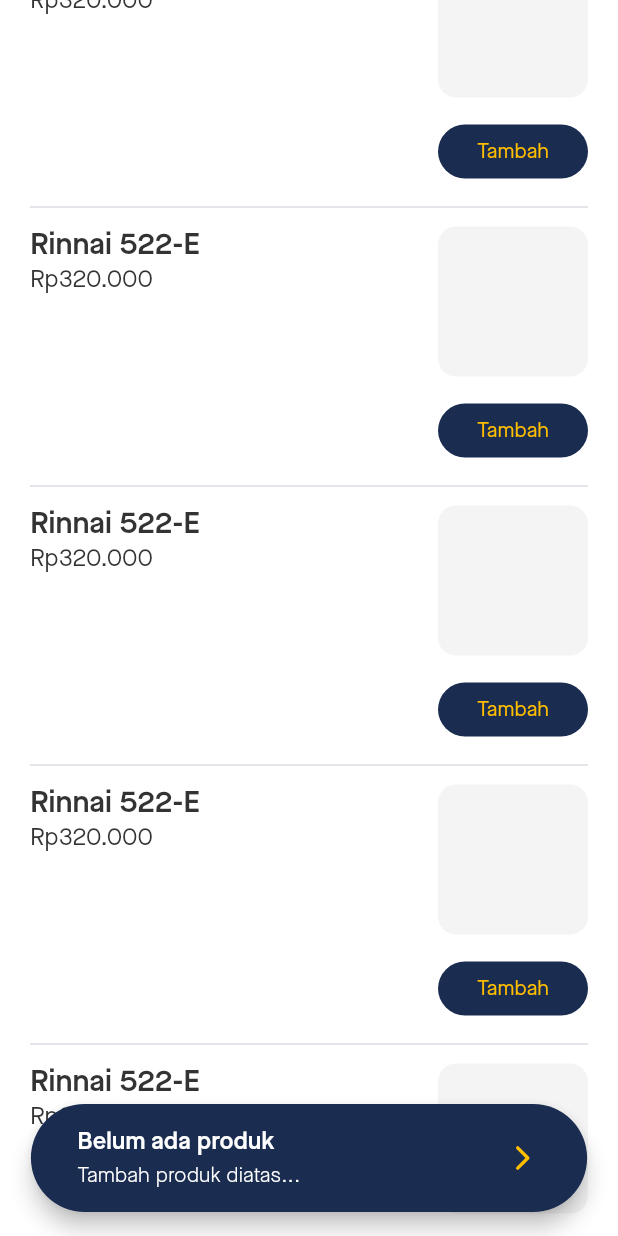
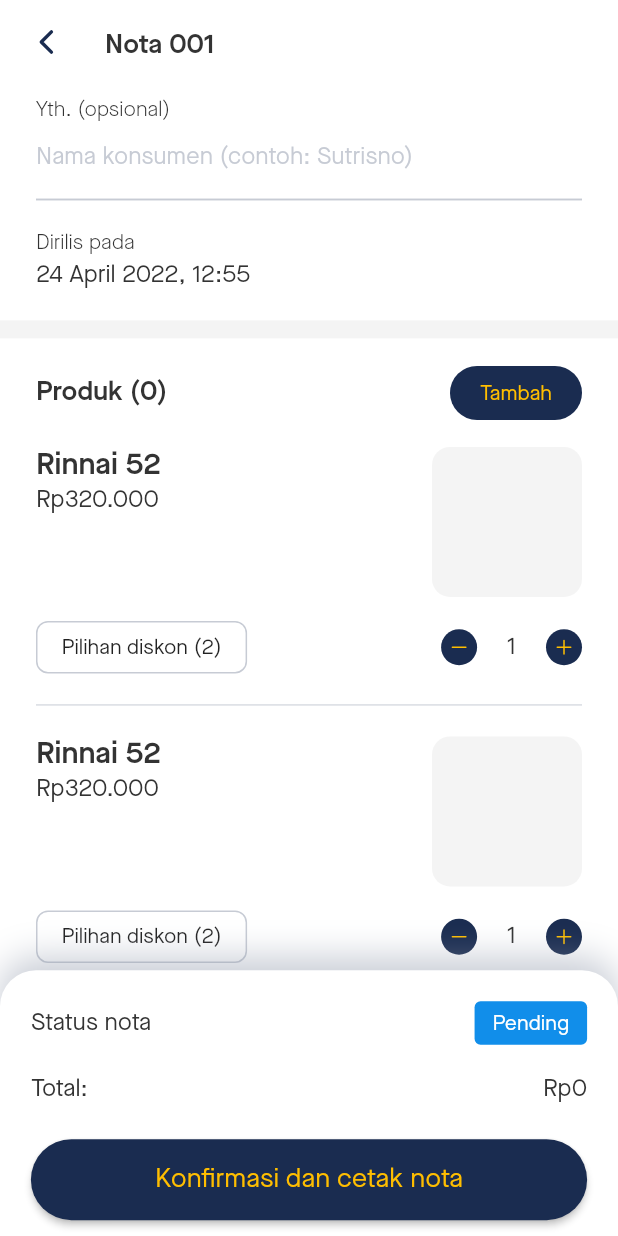
Before and after one commit to andre-nk/sindustore, a Flutter app: the ProductListPage screen opened directly, scrolled down 1152 dp, after a tap on "Belum ada produk", on a phone screen of 412 x 824 dp. Run offline on Flutter 3.47's test engine with Material 2 defaults, Android fonts, the phone set to English and light mode, and no system bars; our stand-ins replace bloc, cloud_firestore, delayed_display, equatable, firebase_auth, firebase_core and 7 more; missing offline and left inert: numeric_keyboard; accounts and stored records are empty; project files that could hold a hidden picture were left out.

Commit message:
:sparkles: Invoice Checkout Page and Refactor

```diff
--- a/lib/app/invoice/bloc/bloc/invoice_bloc.dart
+++ b/lib/app/invoice/bloc/invoice_bloc.dart
@@ -7,7 +7,6 @@ part 'invoice_state.dart';
 class InvoiceBloc extends Bloc<InvoiceEvent, InvoiceState> {
   InvoiceBloc() : super(InvoiceInitial()) {
     on<InvoiceEvent>((event, emit) {
-      // TODO: implement event handler
     });
   }
 }
--- a/lib/config/route_wrapper.dart
+++ b/lib/config/route_wrapper.dart
@@ -6,7 +6,9 @@ class RouteWrapper {
     return Navigator.push(
       context,
       PageTransition(
-        type: PageTransitionType.rightToLeft,
+        curve: Curves.bounceOut,
+        opaque: true,
+        type: PageTransitionType.rightToLeftWithFade,
         child: child,
       ),
     );
--- /dev/null
+++ b/lib/view/screens/invoice/invoice_checkout_page.dart
@@ -0,0 +1,79 @@
+part of "../screens.dart";
+
+class InvoiceCheckoutPage extends StatelessWidget {
+  const InvoiceCheckoutPage({Key? key}) : super(key: key);
+
+  @override
+  Widget build(BuildContext context) {
+    return Scaffold(
+      appBar: const GeneralAppBar(title: "Nota 001"),
+      body: SafeArea(
+        child: Stack(
+          children: [
+            Expanded(
+              flex: 1,
+              child: ListView(
+                children: [
+                  const CheckoutHeader(),
+                  Container(
+                    margin: EdgeInsets.only(
+                      top: MQuery.height(0.025, context),
+                      bottom: MQuery.height(0.015, context),
+                    ),
+                    height: 12,
+                    color: AppTheme.colors.surface,
+                  ),
+                  Padding(
+                    padding: const EdgeInsets.symmetric(horizontal: 24.0),
+                    child: Column(
+                      children: [
+                        Row(
+                          mainAxisAlignment: MainAxisAlignment.spaceBetween,
+                          children: [
+                            Text(
+                              "Produk (0)",
+                              style: AppTheme.text.paragraph.copyWith(
+                                fontWeight: FontWeight.w600,
+                              ),
+                            ),
+                            ElevatedButton(
+                              onPressed: () {},
+                              style: ElevatedButton.styleFrom(
+                                  shape: const StadiumBorder(), elevation: 0),
+                              child: Padding(
+                                padding: const EdgeInsets.symmetric(horizontal: 4.0),
+                                child: Text(
+                                  "Tambah",
+                                  style: AppTheme.text.footnote.copyWith(
+                                    color: AppTheme.colors.secondary,
+                                    fontWeight: FontWeight.w500,
+                                  ),
+                                ),
+                              ),
+                            )
+                          ],
+                        ),
+                        Padding(
+                          padding: EdgeInsets.only(bottom: MQuery.height(0.25, context)),
+                          child: Column(
+                            children: List.generate(3, (index) {
+                              return const CheckoutProductCard();
+                            }),
+                          ),
+                        )
+                      ],
+                    ),
+                  )
+                ],
+              ),
+            ),
+            const Positioned(
+              child: CheckoutSheet(),
+              bottom: 0,
+            ),
+          ],
+        ),
+      ),
+    );
+  }
+}
--- a/lib/view/screens/screens.dart
+++ b/lib/view/screens/screens.dart
@@ -24,6 +24,7 @@ part 'home/profile_page.dart';
 part 'home/home_wrapper_page.dart';
 part 'home/qr_scan_page.dart';
 
-part 'product/product_list_page.dart';
+part 'invoice/product_list_page.dart';
+part 'invoice/invoice_checkout_page.dart';
 
 part 'splash/splash_page.dart';
--- /dev/null
+++ b/lib/view/widgets/invoice/checkout_header.dart
@@ -0,0 +1,55 @@
+part of "../widgets.dart";
+
+class CheckoutHeader extends StatelessWidget {
+  const CheckoutHeader({Key? key}) : super(key: key);
+
+  @override
+  Widget build(BuildContext context) {
+    return Padding(
+      padding: const EdgeInsets.symmetric(horizontal: 24.0),
+      child: Column(
+        children: [
+          Column(
+            crossAxisAlignment: CrossAxisAlignment.start,
+            children: [
+              Text(
+                "Yth. (opsional)",
+                style: AppTheme.text.footnote,
+              ),
+              TextField(
+                decoration: InputDecoration(
+                  contentPadding: EdgeInsets.zero,
+                  border: InputBorder.none,
+                  hintText: "Nama konsumen (contoh: Sutrisno)",
+                  hintStyle:
+                      AppTheme.text.subtitle.copyWith(color: AppTheme.colors.outline),
+                ),
+              ),
+            ],
+          ),
+          Divider(thickness: 1.25, height: 8, color: AppTheme.colors.outline),
+          Container(
+            width: double.infinity,
+            padding: const EdgeInsets.only(top: 16.0),
+            child: Column(
+              crossAxisAlignment: CrossAxisAlignment.start,
+              children: [
+                Text(
+                  "Dirilis pada",
+                  style: AppTheme.text.footnote,
+                ),
+                Padding(
+                  padding: const EdgeInsets.only(top: 4.0),
+                  child: Text(
+                    "24 April 2022, 12:55",
+                    style: AppTheme.text.subtitle,
+                  ),
+                ),
+              ],
+            ),
+          ),
+        ],
+      ),
+    );
+  }
+}
--- /dev/null
+++ b/lib/view/widgets/invoice/checkout_product_card.dart
@@ -0,0 +1,122 @@
+part of "../widgets.dart";
+
+class CheckoutProductCard extends StatelessWidget {
+  const CheckoutProductCard({Key? key}) : super(key: key);
+
+  @override
+  Widget build(BuildContext context) {
+    return Column(
+      children: [
+        Container(
+          padding: const EdgeInsets.symmetric(vertical: 12.0),
+          child: Column(
+            mainAxisAlignment: MainAxisAlignment.spaceBetween,
+            crossAxisAlignment: CrossAxisAlignment.start,
+            children: [
+              Row(
+                mainAxisAlignment: MainAxisAlignment.spaceBetween,
+                crossAxisAlignment: CrossAxisAlignment.start,
+                children: [
+                  Column(
+                    crossAxisAlignment: CrossAxisAlignment.start,
+                    children: [
+                      Text(
+                        "Rinnai 52",
+                        style: AppTheme.text.title,
+                      ),
+                      Padding(
+                        padding: const EdgeInsets.only(top: 2.0),
+                        child: Text(
+                          "Rp320.000",
+                          style: AppTheme.text.subtitle,
+                        ),
+                      )
+                    ],
+                  ),
+                  Container(
+                    width: 100,
+                    height: 100,
+                    decoration: BoxDecoration(
+                        color: AppTheme.colors.surface,
+                        borderRadius: BorderRadius.circular(12.0)),
+                  ),
+                ],
+              ),
+              Padding(
+                padding: const EdgeInsets.only(top: 16.0),
+                child: Row(
+                  mainAxisAlignment: MainAxisAlignment.spaceBetween,
+                  crossAxisAlignment: CrossAxisAlignment.center,
+                  children: [
+                    Container(
+                      padding: const EdgeInsets.symmetric(
+                        vertical: 8.0,
+                        horizontal: 16.0,
+                      ),
+                      decoration: BoxDecoration(
+                        border: Border.all(color: AppTheme.colors.outline),
+                        borderRadius: const BorderRadius.all(
+                          Radius.circular(8.0),
+                        ),
+                      ),
+                      child: const Text("Pilihan diskon (2)"),
+                    ),
+                    Row(
+                      mainAxisAlignment: MainAxisAlignment.spaceBetween,
+                      crossAxisAlignment: CrossAxisAlignment.center,
+                      children: [
+                        SizedBox(
+                          width: 24,
+                          height: 24,
+                          child: RawMaterialButton(
+                            onPressed: () {},
+                            elevation: 0,
+                            fillColor: AppTheme.colors.primary,
+                            child: Icon(
+                              Ionicons.remove_outline,
+                              size: 16.0,
+                              color: AppTheme.colors.secondary,
+                            ),
+                            padding: const EdgeInsets.all(4.0),
+                            shape: const CircleBorder(),
+                          ),
+                        ),
+                        Padding(
+                          padding: const EdgeInsets.symmetric(horizontal: 20.0),
+                          child: Text(
+                            "1",
+                            style: AppTheme.text.subtitle,
+                          ),
+                        ),
+                        SizedBox(
+                          width: 24,
+                          height: 24,
+                          child: RawMaterialButton(
+                            onPressed: () {},
+                            elevation: 0,
+                            fillColor: AppTheme.colors.primary,
+                            child: Icon(
+                              Ionicons.add_outline,
+                              size: 16.0,
+                              color: AppTheme.colors.secondary,
+                            ),
+                            padding: const EdgeInsets.all(4.0),
+                            shape: const CircleBorder(),
+                          ),
+                        )
+                      ],
+                    )
+                  ],
+                ),
+              )
+            ],
+          ),
+        ),
+        Padding(
+          padding: const EdgeInsets.symmetric(vertical: 8.0),
+          child: Divider(height: 2, color: AppTheme.colors.outline),
+        ),
+      ],
+    );
+  }
+}
--- /dev/null
+++ b/lib/view/widgets/invoice/checkout_sheet.dart
@@ -0,0 +1,78 @@
+part of "../widgets.dart";
+
+class CheckoutSheet extends StatelessWidget {
+  const CheckoutSheet({Key? key}) : super(key: key);
+
+  @override
+  Widget build(BuildContext context) {
+    return Container(
+      width: MQuery.width(1, context),
+      height: MQuery.height(0.215, context),
+      padding: EdgeInsets.all(MQuery.width(0.05, context)),
+      child: Column(
+        children: [
+          Row(
+            mainAxisAlignment: MainAxisAlignment.spaceBetween,
+            crossAxisAlignment: CrossAxisAlignment.center,
+            children: [
+              Text(
+                "Status nota",
+                style: AppTheme.text.subtitle.copyWith(fontWeight: FontWeight.w500),
+              ),
+              Container(
+                padding: const EdgeInsets.symmetric(vertical: 6.0, horizontal: 12.0),
+                decoration: BoxDecoration(
+                  color: AppTheme.colors.tertiary,
+                  borderRadius: const BorderRadius.all(Radius.circular(4.0)),
+                ),
+                child: Text(
+                  "Pending",
+                  style: AppTheme.text.footnote
+                      .copyWith(color: Colors.white, fontWeight: FontWeight.w400),
+                ),
+              )
+            ],
+          ),
+          Padding(
+            padding: const EdgeInsets.only(top: 20.0),
+            child: Row(
+              mainAxisAlignment: MainAxisAlignment.spaceBetween,
+              crossAxisAlignment: CrossAxisAlignment.center,
+              children: [
+                Text(
+                  "Total:",
+                  style: AppTheme.text.subtitle.copyWith(fontWeight: FontWeight.w500),
+                ),
+                Text(
+                  "Rp0",
+                  style: AppTheme.text.subtitle.copyWith(fontWeight: FontWeight.w500),
+                ),
+              ],
+            ),
+          ),
+          Padding(
+            padding: const EdgeInsets.only(top: 24.0),
+            child: WideButton(
+              title: "Konfirmasi dan cetak nota",
+              onPressed: () {},
+            ),
+          )
+        ],
+      ),
+      decoration: BoxDecoration(
+        color: AppTheme.colors.background,
+        borderRadius: const BorderRadius.only(
+          topRight: Radius.circular(24.0),
+          topLeft: Radius.circular(24.0),
+        ),
+        boxShadow: [
+          BoxShadow(
+            color: AppTheme.colors.outline.withOpacity(0.5),
+            offset: const Offset(0, -8),
+            blurRadius: 20.0,
+          ),
+        ],
+      ),
+    );
+  }
+}
--- a/lib/view/widgets/product/product_fab.dart
+++ b/lib/view/widgets/invoice/product_list_fab.dart
@@ -9,7 +9,9 @@ class ProductFAB extends StatelessWidget {
       height: 72,
       width: MQuery.width(0.9, context),
       child: FloatingActionButton.extended(
-        onPressed: () {},
+        onPressed: () {
+          RouteWrapper.push(context, child: const InvoiceCheckoutPage());
+        },
         backgroundColor: AppTheme.colors.primary,
         label: SizedBox(
           width: MQuery.width(0.75, context),
--- a/lib/view/widgets/widgets.dart
+++ b/lib/view/widgets/widgets.dart
@@ -7,8 +7,10 @@ import 'package:sindu_store/app/auth/bloc/auth_bloc.dart';
 import 'package:sindu_store/app/navigation/cubit/navigation_cubit.dart';
 import 'package:sindu_store/app/ui_helpers/sliver_app_bar/cubit/sliver_cubit.dart';
 import 'package:sindu_store/config/media_query.dart';
+import 'package:sindu_store/config/route_wrapper.dart';
 import 'package:sindu_store/config/theme.dart';
 import 'package:sindu_store/repository/auth/auth_exceptions.dart';
+import 'package:sindu_store/view/screens/screens.dart';
 
 part "general/app_bar.dart";
 part "general/wide_button.dart";
@@ -22,6 +24,9 @@ part "auth/auth_form_button.dart";
 part "home/custom_fab.dart";
 part "home/custom_bottom_navbar.dart";
 
-part "product/product_sliver_appbar.dart";
-part "product/product_card.dart";
-part "product/product_fab.dart";
+part 'invoice/product_list_appbar.dart';
+part "invoice/product_card.dart";
+part 'invoice/product_list_fab.dart';
+part 'invoice/checkout_sheet.dart';
+part 'invoice/checkout_header.dart';
+part 'invoice/checkout_product_card.dart';
```
Also changed, not shown: lib/app/invoice/bloc/invoice_event.dart (renamed from lib/app/invoice/bloc/bloc/invoice_event.dart), lib/app/invoice/bloc/invoice_state.dart (renamed from lib/app/invoice/bloc/bloc/invoice_state.dart), lib/view/screens/invoice/product_list_page.dart (renamed from lib/view/screens/product/product_list_page.dart), lib/view/widgets/invoice/product_card.dart (renamed from lib/view/widgets/product/product_card.dart), lib/view/widgets/invoice/product_list_appbar.dart (renamed from lib/view/widgets/product/product_sliver_appbar.dart).
